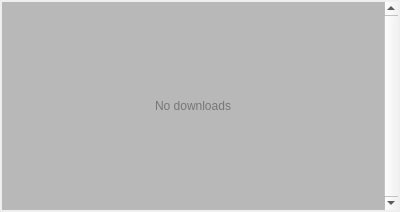
Before: the Qt Designer form downloadmanagerwidget.ui in hlinfocc/myOpenBrowser, drawn with Qt 5.
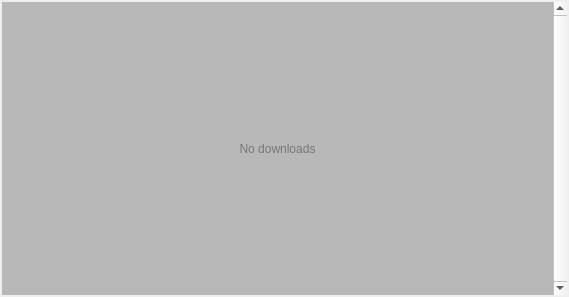
After: the same form once the commit is applied.

What changed in the file:
```diff
--- a/downloadmanagerwidget.ui
+++ b/downloadmanagerwidget.ui
@@ -6,8 +6,8 @@
    <rect>
     <x>0</x>
     <y>0</y>
-    <width>400</width>
-    <height>212</height>
+    <width>569</width>
+    <height>297</height>
    </rect>
   </property>
   <property name="windowTitle">
@@ -55,6 +55,14 @@
       <set>Qt::AlignLeading|Qt::AlignLeft|Qt::AlignTop</set>
      </property>
      <widget class="QWidget" name="m_items">
+      <property name="geometry">
+       <rect>
+        <x>0</x>
+        <y>0</y>
+        <width>548</width>
+        <height>293</height>
+       </rect>
+      </property>
       <property name="styleSheet">
        <string notr="true">#m_items {background: palette(mid)}</string>
       </property>
```
